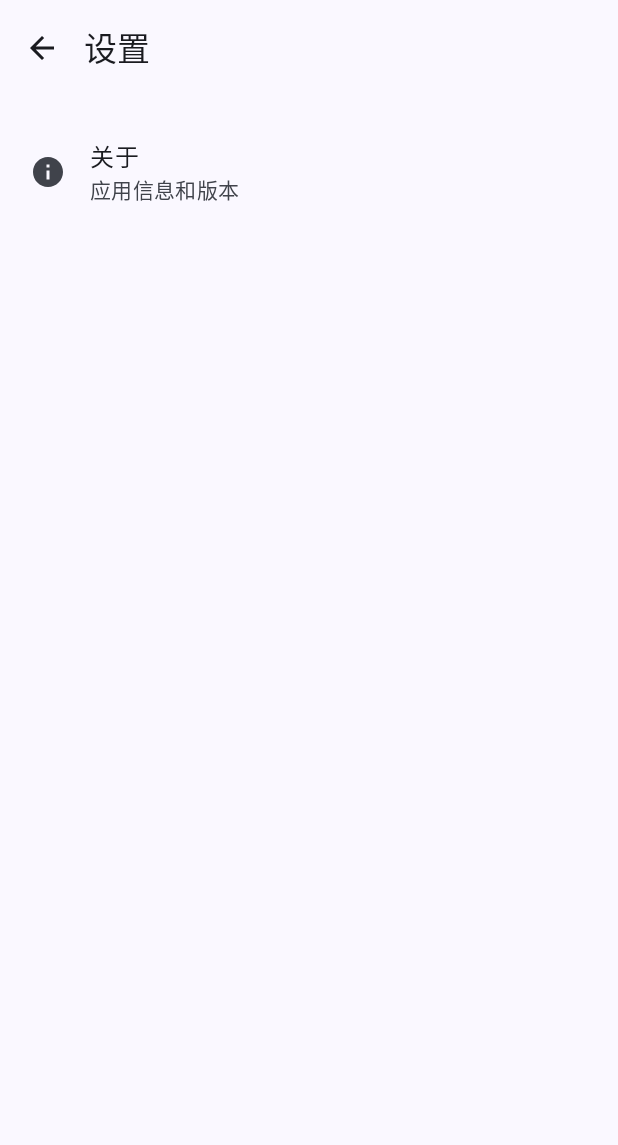
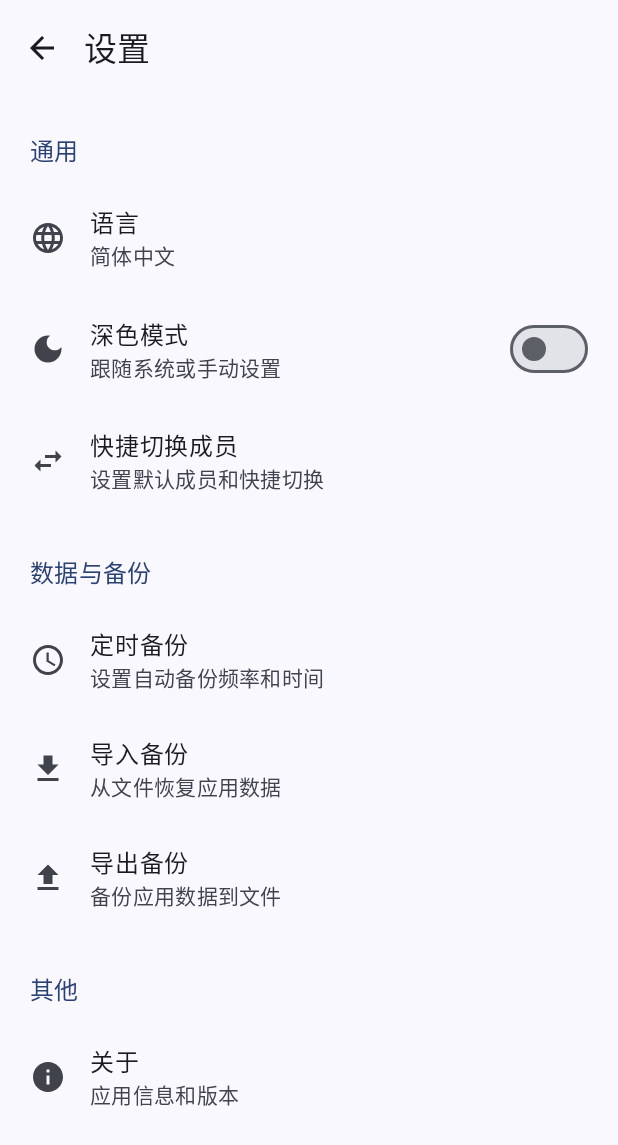
Before and after one commit to moumoum0/SElves, an Android app built with Jetpack Compose: the SettingsScreen screen opened through its navigation route, on a phone screen of 412 x 824 dp. Shown: the top 1145 px of the screen. Run offline under Robolectric (Android 15) with nearby library versions, the phone set to English and light mode, and no system bars; our stand-ins replace Dagger/Hilt's generated code, accompanist; pictures from the network do not load.

Commit message:
设置添加了选项

```diff
--- a/app/src/main/java/com/selves/xnn/ui/screens/SettingsScreen.kt
+++ b/app/src/main/java/com/selves/xnn/ui/screens/SettingsScreen.kt
@@ -5,8 +5,7 @@ import androidx.compose.foundation.layout.*
 import androidx.compose.foundation.lazy.LazyColumn
 import androidx.compose.foundation.shape.RoundedCornerShape
 import androidx.compose.material.icons.Icons
-import androidx.compose.material.icons.filled.ArrowBack
-import androidx.compose.material.icons.filled.Info
+import androidx.compose.material.icons.filled.*
 import androidx.compose.material3.*
 import androidx.compose.runtime.*
 import androidx.compose.ui.Alignment
@@ -49,6 +48,78 @@ fun SettingsScreen(
             verticalArrangement = Arrangement.spacedBy(4.dp),
             contentPadding = PaddingValues(vertical = 16.dp)
         ) {
+            // 通用设置分组
+            item {
+                SettingsGroupTitle(title = "通用")
+            }
+
+            item {
+                SettingsItem(
+                    icon = Icons.Default.Language,
+                    title = "语言",
+                    subtitle = "简体中文",
+                    onClick = { /* TODO: 实现语言设置 */ }
+                )
+            }
+
+            item {
+                SettingsSwitchItem(
+                    icon = Icons.Default.DarkMode,
+                    title = "深色模式",
+                    subtitle = "跟随系统或手动设置",
+                    checked = false, // TODO: 绑定实际状态
+                    onCheckedChange = { /* TODO: 实现深色模式切换 */ }
+                )
+            }
+
+            item {
+                SettingsItem(
+                    icon = Icons.Default.SwapHoriz,
+                    title = "快捷切换成员",
+                    subtitle = "设置默认成员和快捷切换",
+                    onClick = { /* TODO: 实现快捷切换成员设置 */ }
+                )
+            }
+
+            // 数据与备份分组
+            item {
+                Spacer(modifier = Modifier.height(16.dp))
+                SettingsGroupTitle(title = "数据与备份")
+            }
+
+            item {
+                SettingsItem(
+                    icon = Icons.Default.Schedule,
+                    title = "定时备份",
+                    subtitle = "设置自动备份频率和时间",
+                    onClick = { /* TODO: 实现定时备份设置 */ }
+                )
+            }
+
+            item {
+                SettingsItem(
+                    icon = Icons.Default.FileDownload,
+                    title = "导入备份",
+                    subtitle = "从文件恢复应用数据",
+                    onClick = { /* TODO: 实现导入备份功能 */ }
+                )
+            }
+
+            item {
+                SettingsItem(
+                    icon = Icons.Default.FileUpload,
+                    title = "导出备份",
+                    subtitle = "备份应用数据到文件",
+                    onClick = { /* TODO: 实现导出备份功能 */ }
+                )
+            }
+
+            // 其他分组
+            item {
+                Spacer(modifier = Modifier.height(16.dp))
+                SettingsGroupTitle(title = "其他")
+            }
+
             item {
                 SettingsItem(
                     icon = Icons.Default.Info,
@@ -59,6 +130,19 @@ fun SettingsScreen(
             }
         }
     }
+}
+
+@Composable
+fun SettingsGroupTitle(
+    title: String
+) {
+    Text(
+        text = title,
+        style = MaterialTheme.typography.titleMedium,
+        color = MaterialTheme.colorScheme.primary,
+        fontWeight = FontWeight.Medium,
+        modifier = Modifier.padding(horizontal = 4.dp, vertical = 8.dp)
+    )
 }
 
 @Composable
@@ -101,3 +185,50 @@ fun SettingsItem(
         }
     }
 }
+
+@Composable
+fun SettingsSwitchItem(
+    icon: ImageVector,
+    title: String,
+    subtitle: String,
+    checked: Boolean,
+    onCheckedChange: (Boolean) -> Unit
+) {
+    Row(
+        modifier = Modifier
+            .fillMaxWidth()
+            .clickable { onCheckedChange(!checked) }
+            .padding(vertical = 12.dp, horizontal = 4.dp),
+        verticalAlignment = Alignment.CenterVertically
+    ) {
+        Icon(
+            imageVector = icon,
+            contentDescription = null,
+            tint = MaterialTheme.colorScheme.onSurfaceVariant,
+            modifier = Modifier.size(24.dp)
+        )
+
+        Spacer(modifier = Modifier.width(16.dp))
+
+        Column(
+            modifier = Modifier.weight(1f)
+        ) {
+            Text(
+                text = title,
+                style = MaterialTheme.typography.bodyLarge,
+                color = MaterialTheme.colorScheme.onSurface
+            )
+
+            Text(
+                text = subtitle,
+                style = MaterialTheme.typography.bodyMedium,
+                color = MaterialTheme.colorScheme.onSurfaceVariant
+            )
+        }
+
+        Switch(
+            checked = checked,
+            onCheckedChange = onCheckedChange
+        )
+    }
+}
```
